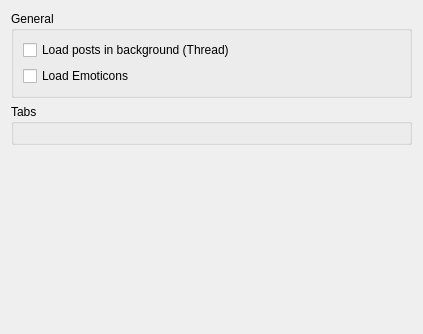
Before: the Qt Designer form retroshare-gui/src/gui/settings/ChannelPage.ui in RetroShare/RetroShare, drawn with Qt 5.
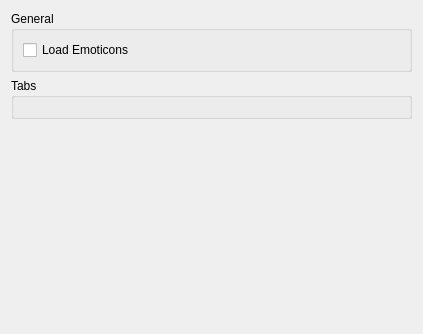
After: the same form once the commit is applied. Custom widgets are drawn as their Qt base class.

Commit message: removed "Load Channel In Background" button that is now irrelevant

```diff
--- a/retroshare-gui/src/gui/settings/ChannelPage.ui
+++ b/retroshare-gui/src/gui/settings/ChannelPage.ui
@@ -29,13 +29,6 @@
       <string>General</string>
      </property>
      <layout class="QVBoxLayout" name="verticalLayout_2">
-      <item>
-       <widget class="QCheckBox" name="loadThreadCheckBox">
-        <property name="text">
-         <string>Load posts in background (Thread)</string>
-        </property>
-       </widget>
-      </item>
       <item>
        <widget class="QCheckBox" name="emoteicon_checkBox">
         <property name="text">
```
The commit also changes 2 other files.
